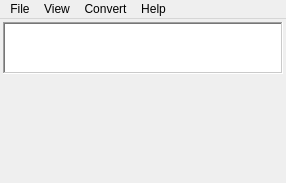
Old version of the form Utilities/Calculator.app/Resources/main_window.ui in the repository helloSystem/Utilities.
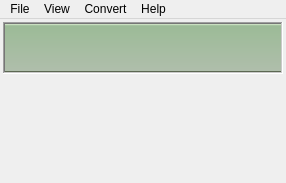
New version of the form. The open tabs and pages were chosen to show the change.

Commit message: Scientific calculator start to work

```diff
--- a/Utilities/Calculator.app/Resources/main_window.ui
+++ b/Utilities/Calculator.app/Resources/main_window.ui
@@ -62,8 +62,11 @@
            <verstretch>0</verstretch>
           </sizepolicy>
          </property>
+         <property name="autoFillBackground">
+          <bool>false</bool>
+         </property>
          <property name="styleSheet">
-          <string notr="true">background-color: &quot;#cbe5c3&quot;;
+          <string notr="true">background-color: qlineargradient(spread:pad, x1:0, y1:1, x2:0, y2:0, stop:0 rgba(42, 53, 28, 255), stop:0.0299625 rgba(175, 190, 171, 255), stop:0.962547 rgba(156, 187, 151, 255), stop:1 rgba(220, 239, 210, 255));
 color: &quot;#3f3f3f&quot;;</string>
          </property>
          <property name="frameShape">
@@ -73,10 +76,10 @@
           <enum>QFrame::Sunken</enum>
          </property>
          <property name="lineWidth">
-          <number>2</number>
+          <number>6</number>
          </property>
          <property name="midLineWidth">
-          <number>2</number>
+          <number>4</number>
          </property>
          <layout class="QVBoxLayout" name="verticalLayout_4">
           <property name="spacing">
```
Left out of the diff: 20 changed lines with no effect on the pictures. The commit also changes 2 other files.
